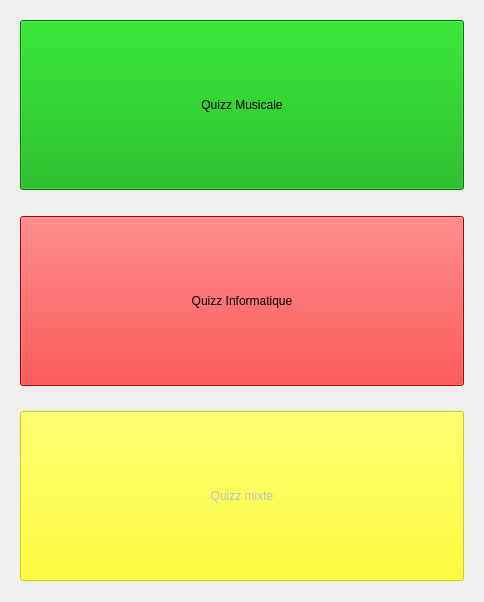
First picture: the form in Programmation/Application/Escape_Quiz_Projet_BTS/windowchoice.ui, repository BaptisteMagoni/Projet_escape_bts_7_quizz, before the edit.
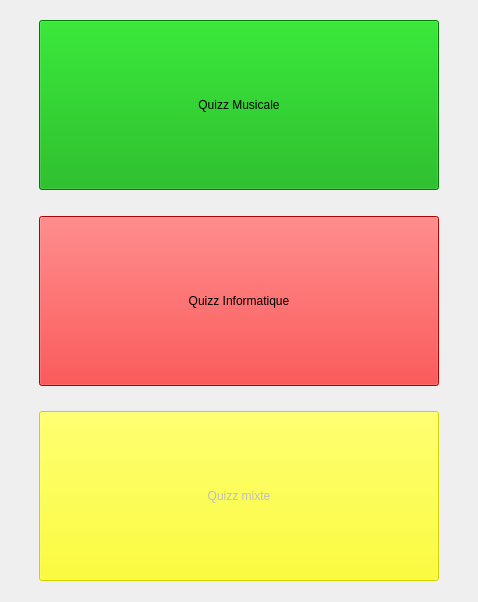
Second picture: the form after the edit.

```diff
--- a/Programmation/Application/Escape_Quiz_Projet_BTS/windowchoice.ui
+++ b/Programmation/Application/Escape_Quiz_Projet_BTS/windowchoice.ui
@@ -6,7 +6,7 @@
    <rect>
     <x>0</x>
     <y>0</y>
-    <width>484</width>
+    <width>478</width>
     <height>602</height>
    </rect>
   </property>
@@ -17,6 +17,19 @@
    <item>
     <widget class="QWidget" name="widget_2" native="true">
      <layout class="QHBoxLayout" name="horizontalLayout_2">
+      <item>
+       <spacer name="horizontalSpacer_2">
+        <property name="orientation">
+         <enum>Qt::Horizontal</enum>
+        </property>
+        <property name="sizeHint" stdset="0">
+         <size>
+          <width>40</width>
+          <height>20</height>
+         </size>
+        </property>
+       </spacer>
+      </item>
       <item>
        <widget class="QPushButton" name="pushButton_musicale">
         <property name="enabled">
@@ -24,7 +37,7 @@
         </property>
         <property name="minimumSize">
          <size>
-          <width>0</width>
+          <width>400</width>
           <height>170</height>
          </size>
         </property>
@@ -166,17 +179,43 @@
         </property>
        </widget>
       </item>
+      <item>
+       <spacer name="horizontalSpacer">
+        <property name="orientation">
+         <enum>Qt::Horizontal</enum>
+        </property>
+        <property name="sizeHint" stdset="0">
+         <size>
+          <width>40</width>
+          <height>20</height>
+         </size>
+        </property>
+       </spacer>
+      </item>
      </layout>
     </widget>
    </item>
    <item>
     <widget class="QWidget" name="widget_3" native="true">
      <layout class="QHBoxLayout" name="horizontalLayout_3">
+      <item>
+       <spacer name="horizontalSpacer_4">
+        <property name="orientation">
+         <enum>Qt::Horizontal</enum>
+        </property>
+        <property name="sizeHint" stdset="0">
+         <size>
+          <width>40</width>
+          <height>20</height>
+         </size>
+        </property>
+       </spacer>
+      </item>
       <item>
        <widget class="QPushButton" name="pushButton_informatique">
         <property name="minimumSize">
          <size>
-          <width>0</width>
+          <width>400</width>
           <height>170</height>
          </size>
         </property>
@@ -188,12 +227,38 @@
         </property>
        </widget>
       </item>
+      <item>
+       <spacer name="horizontalSpacer_3">
+        <property name="orientation">
+         <enum>Qt::Horizontal</enum>
+        </property>
+        <property name="sizeHint" stdset="0">
+         <size>
+          <width>40</width>
+          <height>20</height>
+         </size>
+        </property>
+       </spacer>
+      </item>
      </layout>
     </widget>
    </item>
    <item>
     <widget class="QWidget" name="widget" native="true">
      <layout class="QHBoxLayout" name="horizontalLayout">
+      <item>
+       <spacer name="horizontalSpacer_5">
+        <property name="orientation">
+         <enum>Qt::Horizontal</enum>
+        </property>
+        <property name="sizeHint" stdset="0">
+         <size>
+          <width>40</width>
+          <height>20</height>
+         </size>
+        </property>
+       </spacer>
+      </item>
       <item>
        <widget class="QPushButton" name="pushButton_mixte">
         <property name="enabled">
@@ -201,7 +266,7 @@
         </property>
         <property name="minimumSize">
          <size>
-          <width>0</width>
+          <width>400</width>
           <height>170</height>
          </size>
         </property>
@@ -213,6 +278,19 @@
         </property>
        </widget>
       </item>
+      <item>
+       <spacer name="horizontalSpacer_6">
+        <property name="orientation">
+         <enum>Qt::Horizontal</enum>
+        </property>
+        <property name="sizeHint" stdset="0">
+         <size>
+          <width>40</width>
+          <height>20</height>
+         </size>
+        </property>
+       </spacer>
+      </item>
      </layout>
     </widget>
    </item>
```
Left out of the diff: 4 changed lines with no effect on the pictures.
